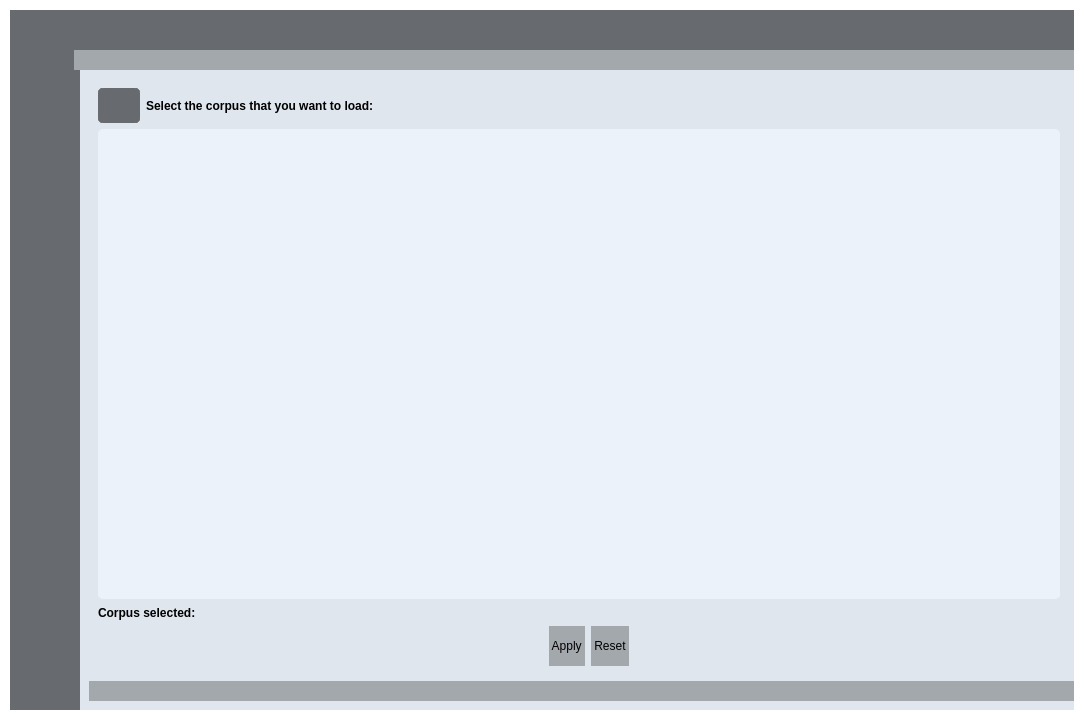
Old version of the form UIs/DomainClassifier.ui in the repository IntelCompH2020/domain_classification.
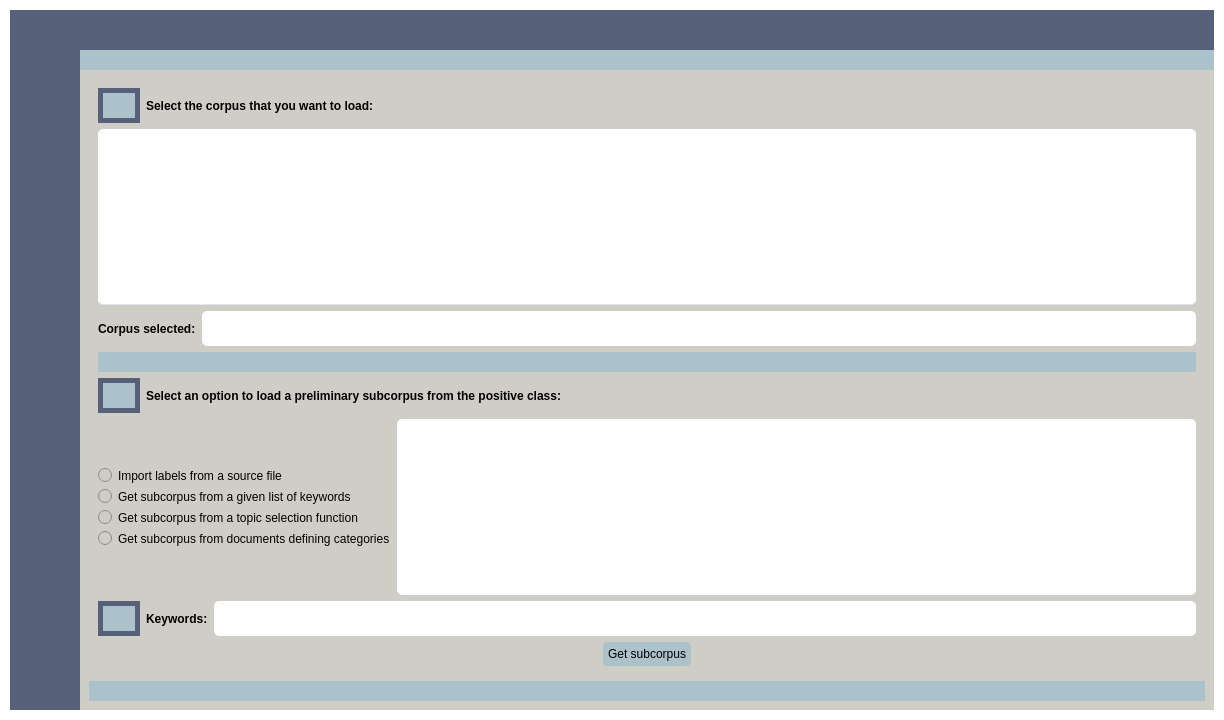
New version of the form. Icons and pictures are not drawn.

Commit message: Loading corpus loaded to secondary thread to stop the GUI from freezing; importing labels/getting subcorpus functionalities incorporated; css added to the gui.

```diff
--- a/UIs/DomainClassifier.ui
+++ b/UIs/DomainClassifier.ui
@@ -7,7 +7,7 @@
    <rect>
     <x>0</x>
     <y>0</y>
-    <width>1084</width>
+    <width>1224</width>
     <height>720</height>
    </rect>
   </property>
@@ -713,14 +713,14 @@
 	background-position: center;
 	background-repeat: no-reperat;
 	border: none;
-	background-color: #676A6E;
+	background-color: #576079;
 	padding-left: 5px;
 }
 QPushButton:hover {
-	background-color: #676A6E;
+	background-color: #576079;
 }
 QPushButton:pressed {	
-	background-color: #676A6E;
+	background-color: #576079;
 }
 </string>
                </property>
@@ -792,7 +792,7 @@
                 </size>
                </property>
                <property name="styleSheet">
-                <string notr="true">background-color: #676A6E;</string>
+                <string notr="true">background-color: #576079;</string>
                </property>
                <property name="frameShape">
                 <enum>QFrame::NoFrame</enum>
@@ -882,7 +882,7 @@
                    </size>
                   </property>
                   <property name="styleSheet">
-                   <string notr="true">background-color: #A3A8AD;</string>
+                   <string notr="true">background-color: #ABC2CB;</string>
                   </property>
                   <property name="frameShape">
                    <enum>QFrame::NoFrame</enum>
@@ -958,7 +958,7 @@
              <enum>Qt::LeftToRight</enum>
             </property>
             <property name="styleSheet">
-             <string notr="true">background-color: #676A6E;</string>
+             <string notr="true">background-color: #576079;</string>
             </property>
             <property name="frameShape">
              <enum>QFrame::NoFrame</enum>
@@ -1027,7 +1027,7 @@
         background-repeat: no-repeat;
         color: rgb(255, 255, 255);
 		 border: none;
-        background-color: #676A6E;
+        background-color: #576079;
         text-align: left;
         padding-left: 15px;
     }
@@ -1036,15 +1036,15 @@
         background-position: left center;
         background-repeat: no-repeat;
         border: none;
-        background-color: #676A6E;
+        background-color: #576079;
         text-align: left;
 		 padding-left: 15px;
     }
     QPushButton:hover {
-        background-color: #676A6E;
+        background-color: #576079;
       }
     QPushButton:pressed {
-        background-color: #676A6E;
+        background-color: #576079;
     
     }</string>
                   </property>
@@ -1068,7 +1068,7 @@
         background-repeat: no-repeat;
         color: rgb(255, 255, 255);
 		 border: none;
-        background-color: #676A6E;
+        background-color: #576079;
         text-align: left;
         padding-left: 15px;
     }
@@ -1077,15 +1077,15 @@
         background-position: left center;
         background-repeat: no-repeat;
         border: none;
-        background-color: #676A6E;
+        background-color: #576079;
         text-align: left;
 		 padding-left: 15px;
     }
     QPushButton:hover {
-        background-color: #676A6E;
+        background-color: #576079;
       }
     QPushButton:pressed {
-        background-color: #676A6E;
+        background-color: #576079;
     
     }</string>
                   </property>
@@ -1109,7 +1109,7 @@
         background-repeat: no-repeat;
         color: rgb(255, 255, 255);
 		 border: none;
-        background-color: #676A6E;
+        background-color: #576079;
         text-align: left;
         padding-left: 15px;
     }
@@ -1118,15 +1118,15 @@
         background-position: left center;
         background-repeat: no-repeat;
         border: none;
-        background-color: #676A6E;
+        background-color: #576079;
         text-align: left;
 		 padding-left: 15px;
     }
     QPushButton:hover {
-        background-color: #676A6E;
+        background-color: #576079;
       }
     QPushButton:pressed {
-        background-color: #676A6E;
+        background-color: #576079;
     
     }</string>
                   </property>
@@ -1150,7 +1150,7 @@
         background-repeat: no-repeat;
         color: rgb(255, 255, 255);
 		 border: none;
-        background-color: #676A6E;
+        background-color: #576079;
         text-align: left;
         padding-left: 15px;
     }
@@ -1159,15 +1159,15 @@
         background-position: left center;
         background-repeat: no-repeat;
         border: none;
-        background-color: #676A6E;
+        background-color: #576079;
         text-align: left;
 		 padding-left: 15px;
     }
     QPushButton:hover {
-        background-color: #676A6E;
+        background-color: #576079;
       }
     QPushButton:pressed {
-        background-color: #676A6E;
+        background-color: #576079;
     
     }</string>
                   </property>
@@ -1321,7 +1321,7 @@
                 </sizepolicy>
                </property>
                <property name="styleSheet">
-                <string notr="true">background-color:#DFE6ED;
+                <string notr="true">background-color:#CFCEC6;
 border:2px #676A6E;</string>
                </property>
                <property name="frameShape">
@@ -1340,75 +1340,80 @@
                    </size>
                   </property>
                   <property name="styleSheet">
-                   <string notr="true">background-color: #DFE6ED;</string>
+                   <string notr="true">background-color: #CFCEC6;</string>
                   </property>
                   <property name="currentIndex">
                    <number>0</number>
                   </property>
                   <widget class="QWidget" name="tabsPage">
-                   <layout class="QVBoxLayout" name="verticalLayout_21">
+                   <layout class="QVBoxLayout" name="verticalLayout_16">
                     <item>
-                     <layout class="QVBoxLayout" name="verticalLayout_12">
+                     <layout class="QVBoxLayout" name="verticalLayout_9">
                       <item>
-                       <layout class="QHBoxLayout" name="horizontalLayout_18">
+                       <layout class="QVBoxLayout" name="verticalLayout_13">
                         <item>
-                         <layout class="QVBoxLayout" name="verticalLayout_16">
+                         <layout class="QHBoxLayout" name="horizontalLayout_27">
                           <item>
-                           <layout class="QHBoxLayout" name="horizontalLayout_23">
-                            <item>
-                             <widget class="QPushButton" name="infoButtonSelectCorpus">
-                              <property name="sizePolicy">
-                               <sizepolicy hsizetype="Fixed" vsizetype="Fixed">
-                                <horstretch>0</horstretch>
-                                <verstretch>0</verstretch>
-                               </sizepolicy>
-                              </property>
-                              <property name="minimumSize">
-                               <size>
-                                <width>35</width>
-                                <height>35</height>
-                               </size>
-                              </property>
-                              <property name="styleSheet">
-                               <string notr="true">QPushButton {
-	border: 5px solid #676A6E;
-	border-radius: 5px;	
-	background-color: #676A6E;
+                           <widget class="QPushButton" name="infoButtonSelectCorpus">
+                            <property name="sizePolicy">
+                             <sizepolicy hsizetype="Fixed" vsizetype="Fixed">
+                              <horstretch>0</horstretch>
+                              <verstretch>0</verstretch>
+                             </sizepolicy>
+                            </property>
+                            <property name="minimumSize">
+                             <size>
+                              <width>35</width>
+                              <height>35</height>
+                             </size>
+                            </property>
+                            <property name="styleSheet">
+                             <string notr="true">QPushButton {
+	border: 5px solid #ABC2CB;
+	border-radius: 2px;	
+	background-color: #ABC2CB;
+	border-color:#576079;
 }
 QPushButton:hover {
-	background-color: #676A6E;
-	border: 2px solid #676A6E;
+	background-color: #ABC2CB;
+	border: 2px solid #ABC2CB;
 }
 QPushButton:pressed {	
-	background-color: #676A6E;
-	border: 2px solid #676A6E;
+	background-color: #ABC2CB;
+	border: 2px solid #ABC2CB;
 }</string>
-                              </property>
-                              <property name="text">
-                               <string/>
-                              </property>
-                             </widget>
-                            </item>
-                            <item>
-                             <widget class="QLabel" name="labelSelectDataset">
-                              <property name="font">
-                               <font>
-                                <weight>75</weight>
-                                <bold>true</bold>
-                               </font>
-                              </property>
-                              <property name="text">
-                               <string>Select the corpus that you want to load:</string>
-                              </property>
-                             </widget>
-                            </item>
-                           </layout>
+                            </property>
+                            <property name="text">
+                             <string/>
+                            </property>
+                           </widget>
                           </item>
                           <item>
-                           <widget class="QTreeView" name="treeViewSelectCorpus">
-                            <property name="styleSheet">
-                             <string notr="true">QTreeView {	
-	background-color: #EBF2FA;
+                           <widget class="QLabel" name="labelSelectDataset">
+                            <property name="font">
+                             <font>
+                              <weight>75</weight>
+                              <bold>true</bold>
+                             </font>
+                            </property>
+                            <property name="text">
+                             <string>Select the corpus that you want to load:</string>
+                            </property>
+                           </widget>
+                          </item>
+                         </layout>
+                        </item>
+                        <item>
+                         <widget class="QTreeView" name="treeViewSelectCorpus">
+                          <property name="maximumSize">
+                           <size>
+                            <width>16777215</width>
+                            <height>16777215</height>
+                           </size>
+                          </property>
+                          <property name="styleSheet">
+                           <string notr="true">QTreeView {	
+	background-color: #FFFFFF;
 	padding: 10px;
 	border-radius: 5px;
 	gridline-color: #DFE6ED;
@@ -1421,75 +1426,173 @@
 	gridline-color: #DFE6ED;
 }
 QTreeView::item:selected{
-	background-color: #C7CDDA;
+	background-color: #E6EDEF;
 }
 QScrollBar:horizontal {
     border: none;
-    background: #A3A8AD;
+    background: #ABC2CB;
     height: 14px;
     margin: 0px 21px 0 21px;
 	border-radius: 0px;
 }
  QScrollBar:vertical {
 	border: none;
-    background: #A3A8AD;
+    background: #ABC2CB;
     width: 14px;
     margin: 21px 0 21px 0;
 	border-radius: 0px;
  }
 QHeaderView::section{
-	Background-color: #A3A8AD;
+	Background-color: #ABC2CB;
 	max-width: 30px;
-	border: 1px solid #A3A8AD;
+	border: 1px solid #ABC2CB;
 	border-style: none;
     border-bottom: 1px solid #DFE6ED;
     border-right: 1px solid #DFE6ED;
 }
 QTreeView::horizontalHeader {	
-	background-color: #A3A8AD;
+	background-color: #ABC2CB;
 }
 QHeaderView::section:horizontal
 {
     border: 1px solid #DFE6ED;
-	background-color: #A3A8AD;
+	background-color: #ABC2CB;
 	padding: 3px;
 	border-top-left-radius: 7px;
     border-top-right-radius: 7px;
 }
 QHeaderView::section:vertical
 {
-    border: 1px solid #A3A8AD;
+    border: 1px solid #ABC2CB;
 }</string>
+                          </property>
+                         </widget>
+                        </item>
+                        <item>
+                         <layout class="QHBoxLayout" name="horizontalLayout_8">
+                          <item>
+                           <widget class="QLabel" name="labelCorpusSelected">
+                            <property name="maximumSize">
+                             <size>
+                              <width>230</width>
+                              <height>35</height>
+                             </size>
+                            </property>
+                            <property name="font">
+                             <font>
+                              <weight>75</weight>
+                              <bold>true</bold>
+                             </font>
+                            </property>
+                            <property name="text">
+                             <string>Corpus selected:</string>
+                            </property>
+                           </widget>
+                          </item>
+                          <item>
+                           <widget class="QLabel" name="labelCorpusSelectedIs">
+                            <property name="sizePolicy">
+                             <sizepolicy hsizetype="Expanding" vsizetype="Preferred">
+                              <horstretch>0</horstretch>
+                              <verstretch>0</verstretch>
+                             </sizepolicy>
+                            </property>
+                            <property name="minimumSize">
+                             <size>
+                              <width>0</width>
+                              <height>35</height>
+                             </size>
+                            </property>
+                            <property name="styleSheet">
+                             <string notr="true">QLabel {	
+	background-color: #FFFFFF;
+	border-radius: 5px;
+	gridline-color: #FFFFFF;
+	border-bottom: 1px solid #FFFFFF;
+}</string>
+                            </property>
+                            <property name="text">
+                             <string/>
                             </property>
                            </widget>
                           </item>
                          </layout>
                         </item>
-                        <item>
-                         <spacer name="verticalSpacer_12">
-                          <property name="orientation">
-                           <enum>Qt::Vertical</enum>
-                          </property>
-                          <property name="sizeHint" stdset="0">
-                           <size>
-                            <width>20</width>
-                            <height>40</height>
-                           </size>
-                          </property>
-                         </spacer>
-                        </item>
                        </layout>
                       </item>
                       <item>
-                       <layout class="QHBoxLayout" name="horizontalLayout">
+                       <widget class="QFrame" name="frame_grip_6">
+                        <property name="enabled">
+                         <bool>true</bool>
+                        </property>
+                        <property name="sizePolicy">
+                         <sizepolicy hsizetype="Preferred" vsizetype="Maximum">
+                          <horstretch>0</horstretch>
+                          <verstretch>0</verstretch>
+                         </sizepolicy>
+                        </property>
+                        <property name="minimumSize">
+                         <size>
+                          <width>1000</width>
+                          <height>20</height>
+                         </size>
+                        </property>
+                        <property name="maximumSize">
+                         <size>
+                          <width>16777215</width>
+                          <height>20</height>
+                         </size>
+                        </property>
+                        <property name="styleSheet">
+                         <string notr="true">background-color: #ABC2CB;</string>
+                        </property>
+                        <property name="frameShape">
+                         <enum>QFrame::NoFrame</enum>
+                        </property>
+                        <property name="frameShadow">
+                         <enum>QFrame::Raised</enum>
+                        </property>
+                       </widget>
+                      </item>
+                      <item>
+                       <layout class="QHBoxLayout" name="layout1LoadLabels_4">
                         <item>
-                         <widget class="QLabel" name="labelCorpusSelected">
-                          <property name="maximumSize">
+                         <widget class="QPushButton" name="infoButtonLoadLabels">
+                          <property name="sizePolicy">
+                           <sizepolicy hsizetype="Fixed" vsizetype="Fixed">
+                            <horstretch>0</horstretch>
+                            <verstretch>0</verstretch>
+                           </sizepolicy>
+                          </property>
+                          <property name="minimumSize">
                            <size>
-                            <width>100</width>
-                            <height>30</height>
+                            <width>35</width>
+                            <height>35</height>
                            </size>
                           </property>
+                          <property name="styleSheet">
+                           <string notr="true">QPushButton {
+	border: 5px solid #ABC2CB;
+	border-radius: 2px;	
+	background-color: #ABC2CB;
+	border-color:#576079;
+}
+QPushButton:hover {
+	background-color: #ABC2CB;
+	border: 2px solid #ABC2CB;
+}
+QPushButton:pressed {	
+	background-color: #ABC2CB;
+	border: 2px solid #ABC2CB;
+}</string>
+                          </property>
+                          <property name="text">
+                           <string/>
+                          </property>
+                         </widget>
+                        </item>
+                        <item>
+                         <widget class="QLabel" name="labelLoadLabels">
                           <property name="font">
                            <font>
                             <weight>75</weight>
@@ -1497,25 +1600,194 @@
                            </font>
                           </property>
                           <property name="text">
-                           <string>Corpus selected:</string>
-                          </property>
-                         </widget>
-                        </item>
-                        <item>
-                         <widget class="QLabel" name="labelCorpusSelectedIs">
-                          <property name="text">
-                           <string/>
+                           <string>Select an option to load a preliminary subcorpus from the positive class:</string>
                           </property>
                          </widget>
                         </item>
                        </layout>
                       </item>
                       <item>
-                       <layout class="QVBoxLayout" name="verticalLayout_17">
+                       <layout class="QVBoxLayout" name="verticalLayout_14">
                         <item>
-                         <layout class="QHBoxLayout" name="horizontalLayout_24">
+                         <layout class="QHBoxLayout" name="horizontalLayout_9">
                           <item>
-                           <spacer name="horizontalSpacer_23">
+                           <layout class="QVBoxLayout" name="layout2LoadLabels">
+                            <item>
+                             <spacer name="verticalSpacer_3">
+                              <property name="orientation">
+                               <enum>Qt::Vertical</enum>
+                              </property>
+                              <property name="sizeHint" stdset="0">
+                               <size>
+                                <width>20</width>
+                                <height>40</height>
+                               </size>
+                              </property>
+                             </spacer>
+                            </item>
+                            <item>
+                             <widget class="QRadioButton" name="loadLabelsOption1">
+                              <property name="text">
+                               <string>Import labels from a source file</string>
+                              </property>
+                             </widget>
+                            </item>
+                            <item>
+                             <widget class="QRadioButton" name="loadLabelsOption2">
+                              <property name="text">
+                               <string>Get subcorpus from a given list of keywords</string>
+                              </property>
+                             </widget>
+                            </item>
+                            <item>
+                             <widget class="QRadioButton" name="loadLabelsOption3">
+                              <property name="text">
+                               <string>Get subcorpus from a topic selection function</string>
+                              </property>
+                             </widget>
+                            </item>
+                            <item>
+                             <widget class="QRadioButton" name="loadLabelsOption4">
+                              <property name="text">
+                               <string>Get subcorpus from documents defining categories</string>
+                              </property>
+                             </widget>
+                            </item>
+                            <item>
+                             <spacer name="verticalSpacer_4">
+                              <property name="orientation">
+                               <enum>Qt::Vertical</enum>
+                              </property>
+                              <property name="sizeHint" stdset="0">
+                               <size>
+                                <width>20</width>
+                                <height>40</height>
+                               </size>
+                              </property>
+                             </spacer>
+                            </item>
+                           </layout>
+                          </item>
+                          <item>
+                           <layout class="QVBoxLayout" name="verticalLayout_15">
+                            <item>
+                             <widget class="QTextEdit" name="textEditShowKeywords">
+                              <property name="styleSheet">
+                               <string notr="true">QTextEdit {	
+	background-color: #FFFFFF;
+	border-radius: 5px;
+	gridline-color: #FFFFFF;
+	border-bottom: 1px solid #FFFFFF;
+}
+
+ QScrollBar:vertical {
+	border: none;
+    background: #ABC2CB;
+    width: 14px;
+    margin: 21px 0 21px 0;
+	border-radius: 0px;
+ }</string>
+                              </property>
+                              <property name="readOnly">
+                               <bool>true</bool>
+                              </property>
+                             </widget>
+                            </item>
+                           </layout>
+                          </item>
+                         </layout>
+                        </item>
+                        <item>
+                         <layout class="QHBoxLayout" name="horizontalLayout_10">
+                          <item>
+                           <widget class="QPushButton" name="infoButtonKeywords">
+                            <property name="sizePolicy">
+                             <sizepolicy hsizetype="Fixed" vsizetype="Fixed">
+                              <horstretch>0</horstretch>
+                              <verstretch>0</verstretch>
+                             </sizepolicy>
+                            </property>
+                            <property name="minimumSize">
+                             <size>
+                              <width>35</width>
+                              <height>35</height>
+                             </size>
+                            </property>
+                            <property name="styleSheet">
+                             <string notr="true">QPushButton {
+	border: 5px solid #ABC2CB;
+	border-radius: 2px;	
+	background-color: #ABC2CB;
+	border-color:#576079;
+}
+QPushButton:hover {
+	background-color: #ABC2CB;
+	border: 2px solid #ABC2CB;
+}
+QPushButton:pressed {	
+	background-color: #ABC2CB;
+	border: 2px solid #ABC2CB;
+}
+
+QToolTip {	
+	background-color: #ABC2CB;
+	border: 2px solid #ABC2CB;
+}</string>
+                            </property>
+                            <property name="text">
+                             <string/>
+                            </property>
+                           </widget>
+                          </item>
+                          <item>
+                           <widget class="QLabel" name="labelCorpusSelected_2">
+                            <property name="maximumSize">
+                             <size>
+                              <width>230</width>
+                              <height>35</height>
+                             </size>
+                            </property>
+                            <property name="font">
+                             <font>
+                              <weight>75</weight>
+                              <bold>true</bold>
+                             </font>
+                            </property>
+                            <property name="text">
+                             <string>Keywords:</string>
+                            </property>
+                           </widget>
+                          </item>
+                          <item>
+                           <widget class="QLineEdit" name="lineEditGetKeywords">
+                            <property name="sizePolicy">
+                             <sizepolicy hsizetype="Expanding" vsizetype="Preferred">
+                              <horstretch>0</horstretch>
+                              <verstretch>0</verstretch>
+                             </sizepolicy>
+                            </property>
+                            <property name="minimumSize">
+                             <size>
+                              <width>0</width>
+                              <height>35</height>
+                             </size>
+                            </property>
+                            <property name="styleSheet">
+                             <string notr="true">QLineEdit {	
+	background-color: #FFFFFF;
+	border-radius: 5px;
+	gridline-color: #FFFFFF;
+	border-bottom: 1px solid #FFFFFF;
+}</string>
+                            </property>
+                           </widget>
+                          </item>
+                         </layout>
+                        </item>
+                        <item>
+                         <layout class="QHBoxLayout" name="horizontalLayout_11">
+                          <item>
+                           <spacer name="horizontalSpacer">
                             <property name="orientation">
                              <enum>Qt::Horizontal</enum>
                             </property>
@@ -1528,67 +1800,35 @@
                            </spacer>
                           </item>
                           <item>
-                           <widget class="QPushButton" name="pushButtonApplySettings">
-                            <property name="sizePolicy">
-                             <sizepolicy hsizetype="Minimum" vsizetype="Preferred">
-                              <horstretch>0</horstretch>
-                              <verstretch>0</verstretch>
-                             </sizepolicy>
-                            </property>
-                            <property name="minimumSize">
+                           <widget class="QPushButton" name="getSubcorpusPushButton">
+                            <property name="maximumSize">
                              <size>
-                              <width>0</width>
-                              <height>40</height>
+                              <width>16777215</width>
+                              <height>16777215</height>
                              </size>
                             </property>
                             <property name="styleSheet">
                              <string notr="true">QPushButton {
-	background-color: #A3A8AD;
+	border: 5px solid #ABC2CB;
+	border-radius: 5px;	
+	background-color: #ABC2CB;
 }
 QPushButton:hover {
-	background-color: #A3A8AD;
+	background-color: #ABC2CB;
+	border: 2px solid #ABC2CB;
 }
 QPushButton:pressed {	
-	background-color: #A3A8AD;
+	background-color: #ABC2CB;
+	border: 2px solid #ABC2CB;
 }</string>
                             </property>
                             <property name="text">
-                             <string> Apply </string>
+                             <string>Get subcorpus</string>
                             </property>
                            </widget>
                           </item>
                           <item>
-                           <widget class="QPushButton" name="pushButtonResetSettings">
-                            <property name="sizePolicy">
-                             <sizepolicy hsizetype="Minimum" vsizetype="Preferred">
-                              <horstretch>0</horstretch>
-                              <verstretch>0</verstretch>
-                             </sizepolicy>
-                            </property>
-                            <property name="minimumSize">
-                             <size>
-                              <width>0</width>
-                              <height>40</height>
-                             </size>
-                            </property>
-                            <property name="styleSheet">
-                             <string notr="true">QPushButton {
-	background-color: #A3A8AD;
-}
-QPushButton:hover {
-	background-color: #A3A8AD;
-}
-QPushButton:pressed {	
-	background-color: #A3A8AD;
-}</string>
-                            </property>
-                            <property name="text">
-                             <string> Reset </string>
-                            </property>
-                           </widget>
-                          </item>
-                          <item>
-                           <spacer name="horizontalSpacer_24">
+                           <spacer name="horizontalSpacer_2">
                             <property name="orientation">
                              <enum>Qt::Horizontal</enum>
                             </property>
@@ -1634,7 +1874,7 @@
                    </size>
                   </property>
                   <property name="styleSheet">
-                   <string notr="true">background-color: #A3A8AD;</string>
+                   <string notr="true">background-color: #ABC2CB;</string>
                   </property>
                   <property name="frameShape">
                    <enum>QFrame::NoFrame</enum>
```
The commit also changes 8 other files.
